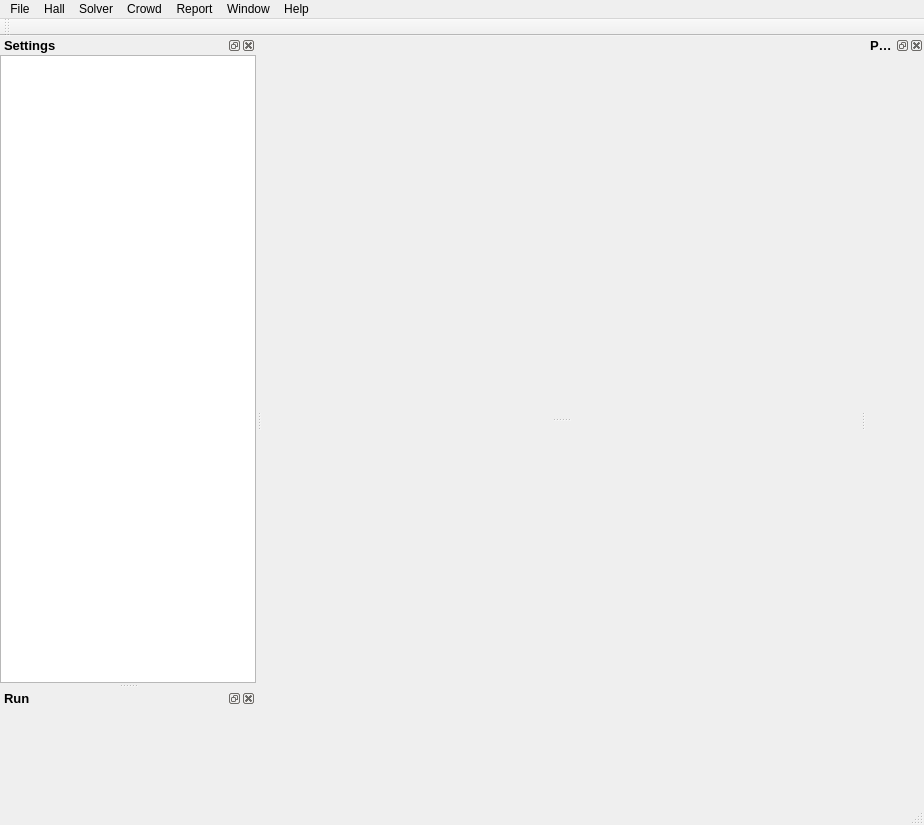
thisisHenney/CrowdSim, file view/main/main_window_view.ui: the form before one commit.
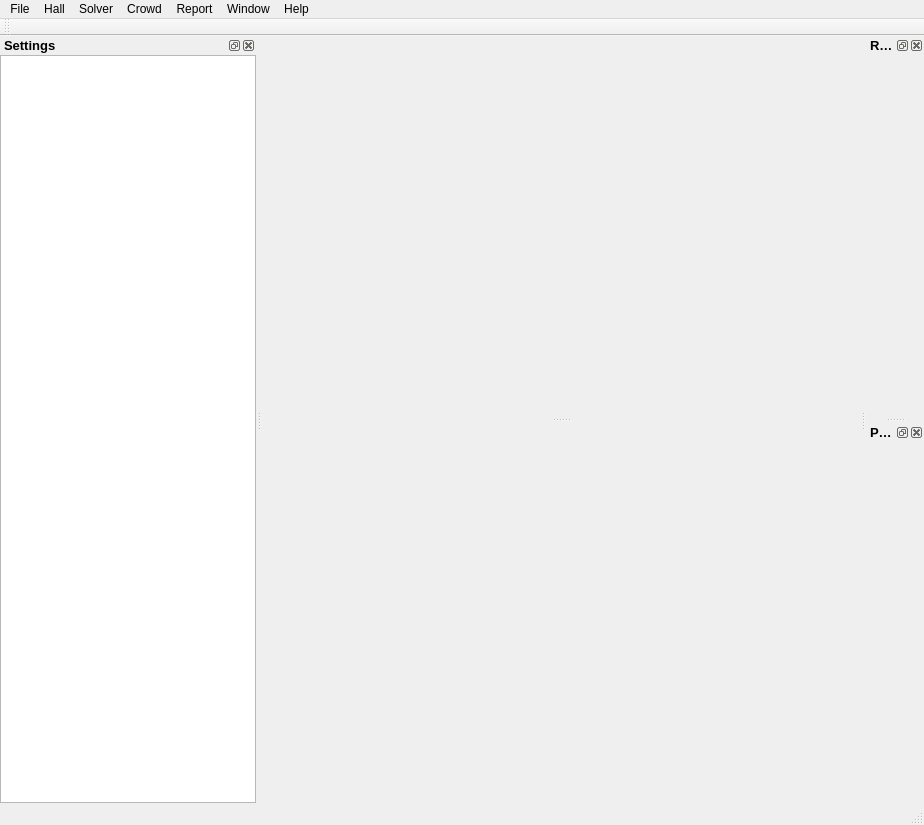
The form after the commit.

Commit message: Default the Run dock below Properties on the right instead of the left

```diff
--- a/view/main/main_window_view.ui
+++ b/view/main/main_window_view.ui
@@ -208,7 +208,7 @@
     <string>Run</string>
    </property>
    <attribute name="dockWidgetArea">
-    <number>1</number>
+    <number>2</number>
    </attribute>
    <widget class="QWidget" name="dockWidgetContents_command">
     <layout class="QVBoxLayout" name="verticalLayout_command"/>
```
The commit also changes 2 other files.
